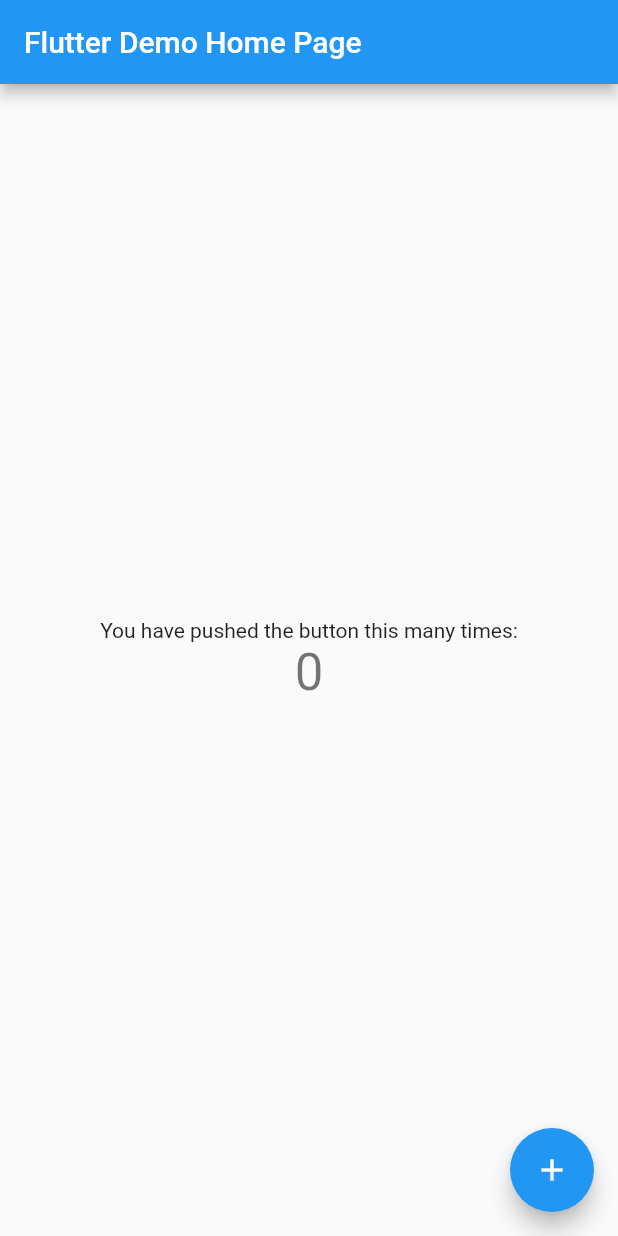
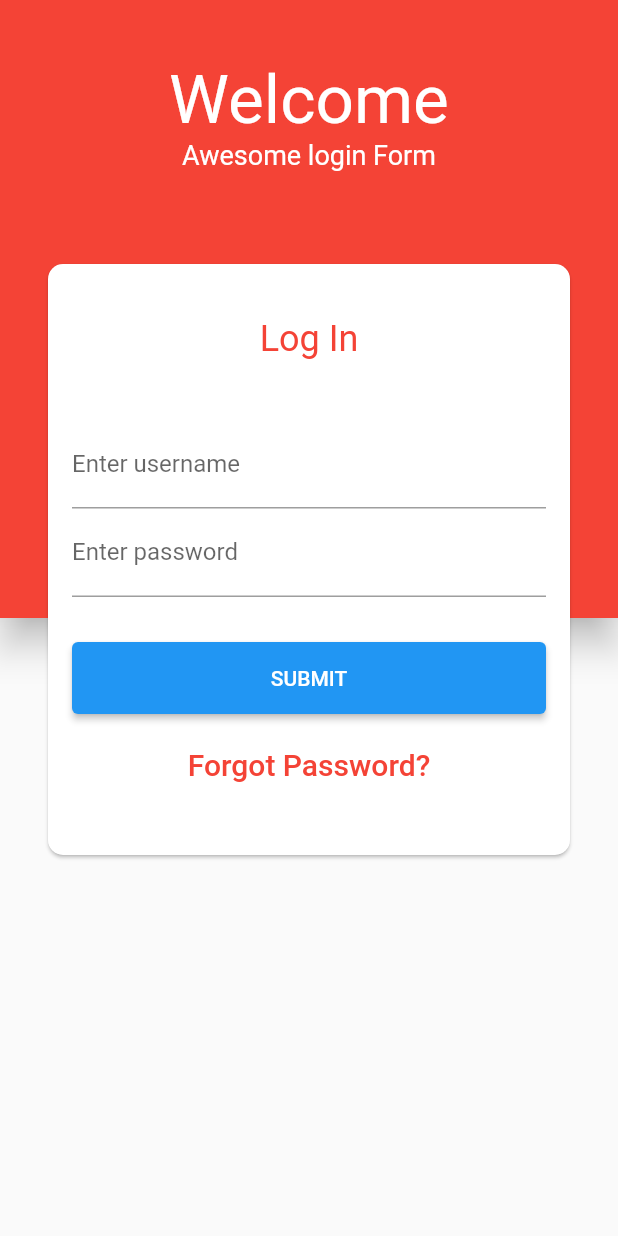
Before and after one commit to lohanidamodar/flappwritechat, a Flutter app: the screen it shows after launch, on a phone screen of 412 x 824 dp. Run offline on Flutter 3.47's test engine with Material 2 defaults, Android fonts, the phone set to English and light mode, and no system bars; our stand-ins replace appwrite, flutter_riverpod; network calls fail.

Commit message:
state and login service

```diff
--- a/lib/main.dart
+++ b/lib/main.dart
@@ -1,10 +1,33 @@
+import 'package:flappwritechat/pages/home.dart';
+import 'package:flappwritechat/pages/login.dart';
+import 'package:flappwritechat/services/api_service.dart';
+import 'package:flappwritechat/state/auth_state.dart';
 import 'package:flutter/material.dart';
+import 'package:flutter_riverpod/flutter_riverpod.dart';
 
 void main() {
-  runApp(MyApp());
+  runApp(ProviderScope(child: MyApp()));
 }
 
-class MyApp extends StatelessWidget {
+class MyApp extends StatefulWidget {
+  @override
+  _MyAppState createState() => _MyAppState();
+}
+
+class _MyAppState extends State<MyApp> {
+  @override
+  void initState() {
+    super.initState();
+    _getUser();
+  }
+
+  _getUser() async {
+    final user = await ApiService.instance.getUser();
+    if(user != null) {
+      context.read(userProvider).state = user;
+      context.read(isLoggedInProvider).state = true;
+    }
+  }
   @override
   Widget build(BuildContext context) {
     return MaterialApp(
@@ -12,54 +35,15 @@
       theme: ThemeData(
         primarySwatch: Colors.blue,
       ),
-      home: MyHomePage(title: 'Flutter Demo Home Page'),
+      home: AuthChecker(),
     );
   }
 }
 
-class MyHomePage extends StatefulWidget {
-  MyHomePage({Key key, this.title}) : super(key: key);
-
-  final String title;
-
+class AuthChecker extends ConsumerWidget {
   @override
-  _MyHomePageState createState() => _MyHomePageState();
-}
-
-class _MyHomePageState extends State<MyHomePage> {
-  int _counter = 0;
-
-  void _incrementCounter() {
-    setState(() {
-      _counter++;
-    });
-  }
-
-  @override
-  Widget build(BuildContext context) {
-    return Scaffold(
-      appBar: AppBar(
-        title: Text(widget.title),
-      ),
-      body: Center(
-        child: Column(
-          mainAxisAlignment: MainAxisAlignment.center,
-          children: <Widget>[
-            Text(
-              'You have pushed the button this many times:',
-            ),
-            Text(
-              '$_counter',
-              style: Theme.of(context).textTheme.headline4,
-            ),
-          ],
-        ),
-      ),
-      floatingActionButton: FloatingActionButton(
-        onPressed: _incrementCounter,
-        tooltip: 'Increment',
-        child: Icon(Icons.add),
-      ),
-    );
+  Widget build(BuildContext context, ScopedReader watch) {
+    final isLoggedIn = watch(isLoggedInProvider).state;
+    return isLoggedIn ? HomePage() : LoginPage();
   }
 }
--- /dev/null
+++ b/lib/models/user.dart
@@ -0,0 +1,78 @@
+import 'dart:convert';
+
+import 'package:flutter/foundation.dart';
+
+class User {
+  final String id;
+  final String name;
+  final String email;
+  final Map<String, dynamic> prefs;
+  User({
+    this.id,
+    this.name,
+    this.email,
+    this.prefs,
+  });
+
+  User copyWith({
+    String id,
+    String name,
+    String email,
+    Map<String, dynamic> prefs,
+  }) {
+    return User(
+      id: id ?? this.id,
+      name: name ?? this.name,
+      email: email ?? this.email,
+      prefs: prefs ?? this.prefs,
+    );
+  }
+
+  Map<String, dynamic> toMap() {
+    return {
+      'id': id,
+      'name': name,
+      'email': email,
+      'prefs': prefs,
+    };
+  }
+
+  factory User.fromMap(Map<String, dynamic> map) {
+    if (map == null) return null;
+
+    return User(
+      id: map['\$id'],
+      name: map['name'],
+      email: map['email'],
+      prefs: Map<String, dynamic>.from(map['prefs']),
+    );
+  }
+
+  String toJson() => json.encode(toMap());
+
+  factory User.fromJson(String source) => User.fromMap(json.decode(source));
+
+  @override
+  String toString() {
+    return 'User(id: $id, name: $name, email: $email, prefs: $prefs)';
+  }
+
+  @override
+  bool operator ==(Object o) {
+    if (identical(this, o)) return true;
+
+    return o is User &&
+      o.id == id &&
+      o.name == name &&
+      o.email == email &&
+      mapEquals(o.prefs, prefs);
+  }
+
+  @override
+  int get hashCode {
+    return id.hashCode ^
+      name.hashCode ^
+      email.hashCode ^
+      prefs.hashCode;
+  }
+}
--- /dev/null
+++ b/lib/pages/home.dart
@@ -0,0 +1,18 @@
+import 'package:flutter/material.dart';
+
+class HomePage extends StatelessWidget {
+  @override
+  Widget build(BuildContext context){
+    return Scaffold(
+      appBar: AppBar(
+        title: Text('Home page'),
+      ),
+      body: ListView(
+        padding: const EdgeInsets.all(16.0),
+        children: <Widget>[
+
+        ],
+      ),
+    );
+  }
+}
--- /dev/null
+++ b/lib/pages/login.dart
@@ -0,0 +1,125 @@
+import 'package:flappwritechat/services/api_service.dart';
+import 'package:flappwritechat/state/auth_state.dart';
+import 'package:flutter/material.dart';
+import 'package:flutter_riverpod/flutter_riverpod.dart';
+
+final emailControllerProvider = Provider<TextEditingController>((ref)=>TextEditingController());
+final passwordControllerProvider = Provider<TextEditingController>((ref)=>TextEditingController());
+
+class LoginPage extends ConsumerWidget {
+  @override
+  Widget build(BuildContext context, ScopedReader watch) {
+    return Scaffold(
+      body: Stack(
+        fit: StackFit.expand,
+        children: [
+          Container(
+            child: Column(
+              crossAxisAlignment: CrossAxisAlignment.stretch,
+              children: [
+                Expanded(
+                  child: Card(
+                    color: Colors.red,
+                    margin: const EdgeInsets.all(0),
+                    shape: RoundedRectangleBorder(
+                      borderRadius: BorderRadius.circular(0),
+                    ),
+                    elevation: 10,
+                  ),
+                ),
+                Spacer(),
+              ],
+            ),
+          ),
+          SafeArea(
+            child: ListView(
+              children: [
+                const SizedBox(height: 40.0),
+                Text(
+                  "Welcome",
+                  textAlign: TextAlign.center,
+                  style: Theme.of(context).textTheme.headline3.copyWith(
+                        color: Colors.white,
+                      ),
+                ),
+                Text(
+                  "Awesome login Form",
+                  textAlign: TextAlign.center,
+                  style: TextStyle(
+                    color: Colors.white,
+                    fontSize: 18.0,
+                  ),
+                ),
+                const SizedBox(height: 30.0),
+                Card(
+                  margin: const EdgeInsets.all(32.0),
+                  shape: RoundedRectangleBorder(
+                    borderRadius: BorderRadius.circular(10.0),
+                  ),
+                  child: ListView(
+                    shrinkWrap: true,
+                    primary: false,
+                    physics: NeverScrollableScrollPhysics(),
+                    padding: const EdgeInsets.all(16.0),
+                    children: [
+                      const SizedBox(height: 20.0),
+                      Text(
+                        "Log In",
+                        textAlign: TextAlign.center,
+                        style: Theme.of(context).textTheme.headline5.copyWith(
+                              color: Colors.red,
+                            ),
+                      ),
+                      const SizedBox(height: 40.0),
+                      TextField(
+                        controller: watch(emailControllerProvider),
+                        decoration: InputDecoration(
+                          labelText: "Enter username",
+                        ),
+                      ),
+                      TextField(
+                        controller: watch(passwordControllerProvider),
+                        obscureText: true,
+                        decoration: InputDecoration(
+                          labelText: "Enter password",
+                        ),
+                      ),
+                      const SizedBox(height: 30.0),
+                      ElevatedButton(
+                        child: Text("SUBMIT"),
+                        onPressed: () async {
+                          final loggedIn = await ApiService.instance.login(email: context.read(emailControllerProvider).text, password: context.read(passwordControllerProvider).text);
+                          if(loggedIn) {
+                            final user = await ApiService.instance.getUser();
+                            context.read(userProvider).state = user;
+                            context.read(isLoggedInProvider).state = true;
+                          }
+                        },
+                        style: ElevatedButton.styleFrom(
+                          padding: const EdgeInsets.all(16.0),
+                        ),
+                      ),
+                      const SizedBox(height: 10.0),
+                      TextButton(
+                        child: Text(
+                          "Forgot Password?",
+                          style: TextStyle(
+                            fontSize: 20.0,
+                            color: Colors.red,
+                          ),
+                          textAlign: TextAlign.center,
+                        ),
+                        onPressed: () {},
+                      ),
+                      const SizedBox(height: 20.0),
+                    ],
+                  ),
+                )
+              ],
+            ),
+          )
+        ],
+      ),
+    );
+  }
+}
--- /dev/null
+++ b/lib/res/constants.dart
@@ -0,0 +1,4 @@
+class AppConstants {
+  static const String endpoint = 'https://appwrite-realtime.monitor-api.com/v1';
+  static const String projectId = '6041f26fd373f';
+}
--- /dev/null
+++ b/lib/services/api_service.dart
@@ -0,0 +1,43 @@
+import 'package:appwrite/appwrite.dart';
+import 'package:flappwritechat/models/user.dart';
+import 'package:flappwritechat/res/constants.dart';
+
+class ApiService {
+  final Client client = Client();
+  Account account;
+  static ApiService _instance;
+
+  ApiService._internal() {
+    client
+        .setEndpoint(AppConstants.endpoint)
+        .setProject(AppConstants.projectId);
+    account = Account(client);
+  }
+
+  static ApiService get instance {
+    if(_instance == null) {
+      _instance = ApiService._internal();
+    }
+    return _instance;
+  }
+
+  Future<bool> login({String email, String password}) async {
+    try {
+      await account.createSession(email: email, password: password);
+      return true;
+    } on AppwriteException catch(e) {
+      print(e.message);
+      return false;
+    }
+  }
+
+  Future<User> getUser() async {
+    try {
+      final res = await account.get();
+      return User.fromMap(res.data);
+    } on AppwriteException catch(e) {
+      print(e.message);
+      return null;
+    }
+  }
+}
--- /dev/null
+++ b/lib/state/auth_state.dart
@@ -0,0 +1,5 @@
+import 'package:flappwritechat/models/user.dart';
+import 'package:flutter_riverpod/flutter_riverpod.dart';
+
+final isLoggedInProvider = StateProvider<bool>((ref) => false);
+final userProvider = StateProvider<User>((ref) => null);
--- a/pubspec.yaml
+++ b/pubspec.yaml
@@ -10,6 +10,7 @@
   flutter:
     sdk: flutter
   appwrite: ^0.4.0-dev.1
+  flutter_riverpod: ^0.13.0
   websok: ^2.1.2
 
 dev_dependencies:
```
Also changed, not shown: lib/state/auth_notifier.dart (added), pubspec.lock.
